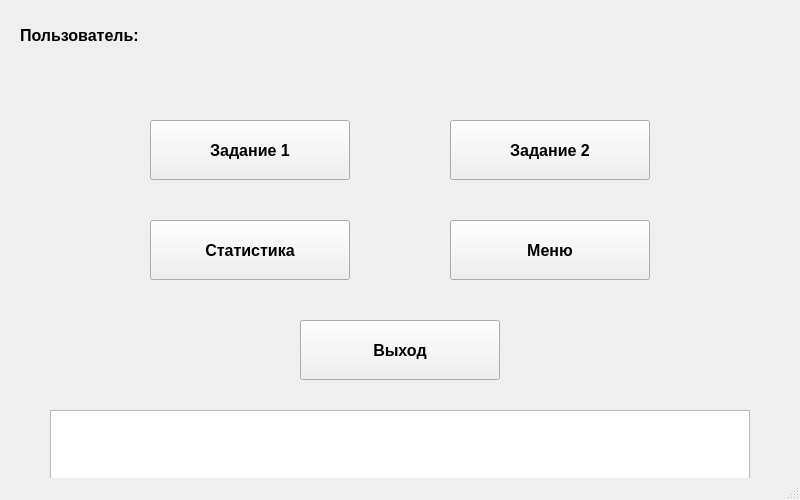
121007timur-ctrl/metodyprog, file client/mainwindow.ui: the form before one commit.
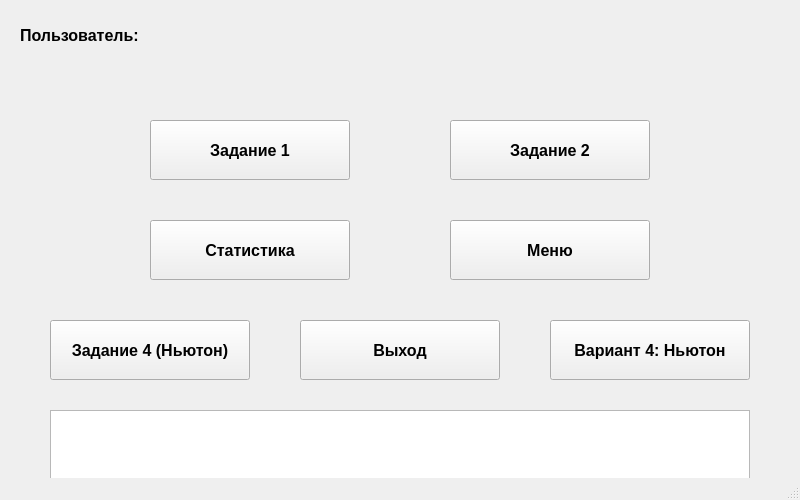
The form after the commit.

Commit message:
Вариант 4: метод Ньютона (клиент + сервер)
Сервер:
- модуль newton.h/.cpp: многочлен до 3-й степени, производная, шаг x1 = x0 - f(x0)/f'(x0)
- команда NEWTON c3 c2 c1 c0 x0 — расчёт первого приближения
- команда TASK4 — случайное задание на x1 с проверкой ответа и статистикой

Клиент:
- ClientAPI::newtonStep, функции buildNewtonCommand / parseNewtonResponse / stripServerMenu
- кнопки «Задание 4 (Ньютон)» и «Вариант 4: Ньютон» в главном окне

The edit to the form file:
```diff
--- a/client/mainwindow.ui
+++ b/client/mainwindow.ui
@@ -128,6 +128,44 @@
      <string>Выход</string>
     </property>
    </widget>
+   <widget class="QPushButton" name="task4Button">
+    <property name="geometry">
+     <rect>
+      <x>50</x>
+      <y>320</y>
+      <width>200</width>
+      <height>60</height>
+     </rect>
+    </property>
+    <property name="font">
+     <font>
+      <pointsize>12</pointsize>
+      <bold>true</bold>
+     </font>
+    </property>
+    <property name="text">
+     <string>Задание 4 (Ньютон)</string>
+    </property>
+   </widget>
+   <widget class="QPushButton" name="newtonButton">
+    <property name="geometry">
+     <rect>
+      <x>550</x>
+      <y>320</y>
+      <width>200</width>
+      <height>60</height>
+     </rect>
+    </property>
+    <property name="font">
+     <font>
+      <pointsize>12</pointsize>
+      <bold>true</bold>
+     </font>
+    </property>
+    <property name="text">
+     <string>Вариант 4: Ньютон</string>
+    </property>
+   </widget>
    <widget class="QTextEdit" name="infoTextEdit">
     <property name="geometry">
      <rect>
```
The commit also changes 12 other files.
